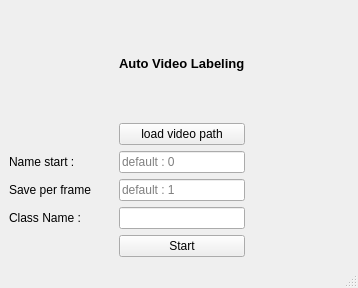
Before: the Qt Designer form auto_label.ui in MehmetOKUYAR/Auto_video_label, drawn with Qt 5.
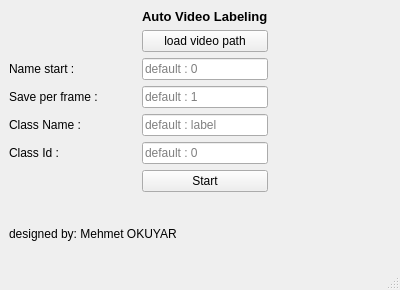
After: the same form once the commit is applied.

Commit message: auto_video_labeling

```diff
--- a/auto_label.ui
+++ b/auto_label.ui
@@ -6,8 +6,8 @@
    <rect>
     <x>0</x>
     <y>0</y>
-    <width>358</width>
-    <height>288</height>
+    <width>400</width>
+    <height>290</height>
    </rect>
   </property>
   <property name="minimumSize">
@@ -18,8 +18,8 @@
   </property>
   <property name="maximumSize">
    <size>
-    <width>358</width>
-    <height>288</height>
+    <width>400</width>
+    <height>290</height>
    </size>
   </property>
   <property name="windowTitle">
@@ -29,7 +29,40 @@
    <layout class="QGridLayout" name="gridLayout_2">
     <item row="0" column="0">
      <layout class="QGridLayout" name="gridLayout">
-      <item row="5" column="0">
+      <property name="bottomMargin">
+       <number>10</number>
+      </property>
+      <property name="horizontalSpacing">
+       <number>10</number>
+      </property>
+      <item row="4" column="1">
+       <widget class="QLineEdit" name="lineEdit_classname">
+        <property name="placeholderText">
+         <string>default : label</string>
+        </property>
+       </widget>
+      </item>
+      <item row="6" column="2">
+       <spacer name="horizontalSpacer_2">
+        <property name="orientation">
+         <enum>Qt::Horizontal</enum>
+        </property>
+        <property name="sizeHint" stdset="0">
+         <size>
+          <width>40</width>
+          <height>20</height>
+         </size>
+        </property>
+       </spacer>
+      </item>
+      <item row="4" column="0">
+       <widget class="QLabel" name="label_4">
+        <property name="text">
+         <string>Class Name :</string>
+        </property>
+       </widget>
+      </item>
+      <item row="6" column="0">
        <spacer name="horizontalSpacer">
         <property name="orientation">
          <enum>Qt::Horizontal</enum>
@@ -42,13 +75,6 @@
         </property>
        </spacer>
       </item>
-      <item row="2" column="1">
-       <widget class="QLineEdit" name="lineEdit_name">
-        <property name="placeholderText">
-         <string>default : 0</string>
-        </property>
-       </widget>
-      </item>
       <item row="1" column="1">
        <widget class="QPushButton" name="pushButton_loadVideo">
         <property name="cursor">
@@ -62,7 +88,7 @@
       <item row="3" column="0">
        <widget class="QLabel" name="label_2">
         <property name="text">
-         <string>Save per frame</string>
+         <string>Save per frame :</string>
         </property>
        </widget>
       </item>
@@ -73,26 +99,6 @@
         </property>
        </widget>
       </item>
-      <item row="2" column="0">
-       <widget class="QLabel" name="label">
-        <property name="text">
-         <string>Name start :</string>
-        </property>
-       </widget>
-      </item>
-      <item row="5" column="2">
-       <spacer name="horizontalSpacer_2">
-        <property name="orientation">
-         <enum>Qt::Horizontal</enum>
-        </property>
-        <property name="sizeHint" stdset="0">
-         <size>
-          <width>40</width>
-          <height>20</height>
-         </size>
-        </property>
-       </spacer>
-      </item>
       <item row="0" column="1">
        <widget class="QLabel" name="label_3">
         <property name="font">
@@ -107,7 +113,7 @@
         </property>
        </widget>
       </item>
-      <item row="5" column="1">
+      <item row="6" column="1">
        <widget class="QPushButton" name="pushButton_start">
         <property name="cursor">
          <cursorShape>PointingHandCursor</cursorShape>
@@ -117,18 +123,43 @@
         </property>
        </widget>
       </item>
-      <item row="4" column="0">
-       <widget class="QLabel" name="label_4">
+      <item row="2" column="0">
+       <widget class="QLabel" name="label">
         <property name="text">
-         <string>Class Name :</string>
+         <string>Name start :</string>
         </property>
        </widget>
       </item>
-      <item row="4" column="1">
-       <widget class="QLineEdit" name="lineEdit_classname"/>
+      <item row="2" column="1">
+       <widget class="QLineEdit" name="lineEdit_name">
+        <property name="placeholderText">
+         <string>default : 0</string>
+        </property>
+       </widget>
+      </item>
+      <item row="5" column="0">
+       <widget class="QLabel" name="label_5">
+        <property name="text">
+         <string>Class Id :</string>
+        </property>
+       </widget>
+      </item>
+      <item row="5" column="1">
+       <widget class="QLineEdit" name="lineEdit_classId">
+        <property name="placeholderText">
+         <string>default : 0</string>
+        </property>
+       </widget>
       </item>
      </layout>
     </item>
+    <item row="1" column="0">
+     <widget class="QLabel" name="label_6">
+      <property name="text">
+       <string>designed by: Mehmet OKUYAR</string>
+      </property>
+     </widget>
+    </item>
    </layout>
   </widget>
   <widget class="QMenuBar" name="menubar">
@@ -136,7 +167,7 @@
     <rect>
      <x>0</x>
      <y>0</y>
-     <width>358</width>
+     <width>400</width>
      <height>26</height>
     </rect>
    </property>
```
The commit also changes 2 other files.
